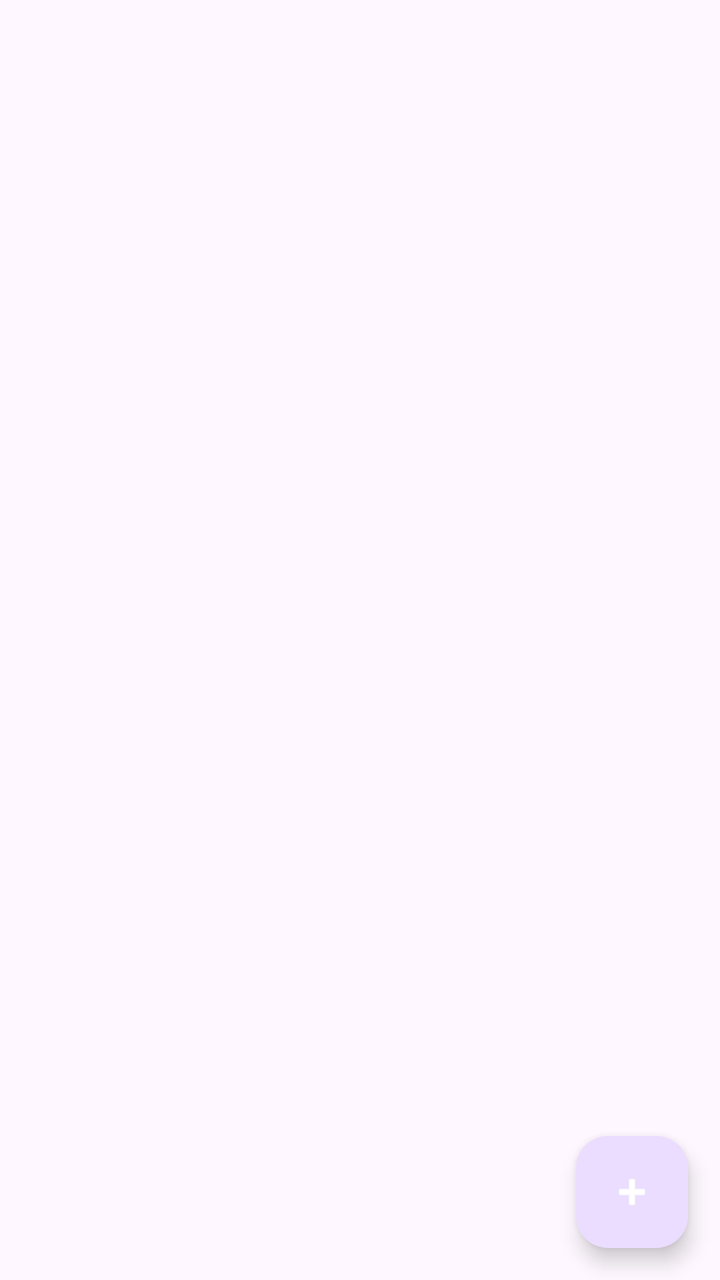
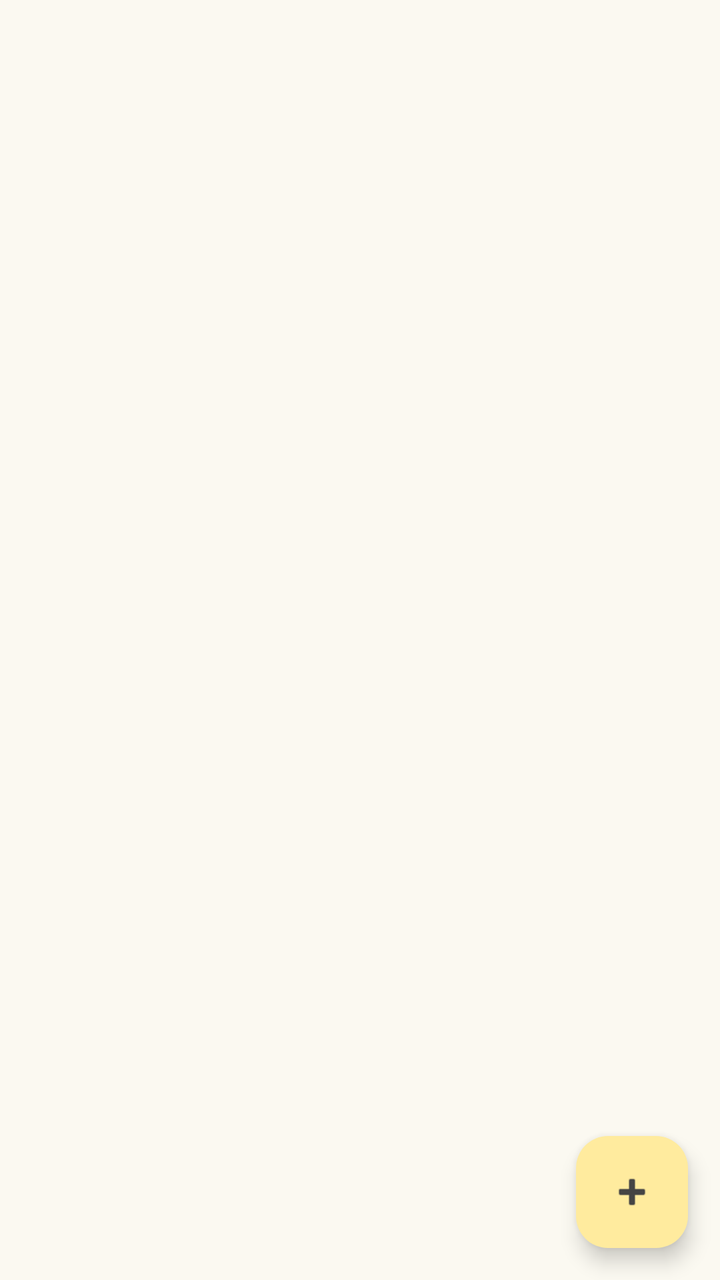

An Android layout rendered at two revisions. The XML below is the earlier revision; the diff shows what the commit changed to produce the second picture.
<!-- AndroidManifest.xml: application theme Theme.ToDoNote -->
<!-- res/layout/fragment_memo.xml -->
<?xml version="1.0" encoding="utf-8"?>
<androidx.coordinatorlayout.widget.CoordinatorLayout xmlns:android="http://schemas.android.com/apk/res/android"
    xmlns:app="http://schemas.android.com/apk/res-auto"
    android:layout_width="match_parent"
    android:layout_height="match_parent">

    <androidx.constraintlayout.widget.ConstraintLayout
        android:id="@+id/memo_content"
        android:layout_width="match_parent"
        android:layout_height="match_parent">

        <androidx.recyclerview.widget.RecyclerView
            android:id="@+id/recycler_memo"
            android:layout_width="0dp"
            android:layout_height="0dp"
            android:padding="8dp"
            app:layout_constraintBottom_toBottomOf="parent"
            app:layout_constraintEnd_toEndOf="parent"
            app:layout_constraintStart_toStartOf="parent"
            app:layout_constraintTop_toTopOf="parent" />

    </androidx.constraintlayout.widget.ConstraintLayout>

    <com.google.android.material.floatingactionbutton.FloatingActionButton
        android:id="@+id/fab_memo"
        android:layout_width="wrap_content"
        android:layout_height="wrap_content"
        android:layout_gravity="bottom|end"
        android:layout_margin="16dp"
        android:src="@android:drawable/ic_input_add"
        app:tint="@android:color/white" />

    <com.google.android.material.card.MaterialCardView
        android:id="@+id/memo_input_container"
        android:layout_width="match_parent"
        android:layout_height="wrap_content"
        android:layout_gravity="bottom"
        android:layout_margin="8dp"
        android:visibility="gone"
        app:cardCornerRadius="12dp"
        app:cardElevation="12dp"
        app:cardBackgroundColor="?attr/colorSurface"
        app:layout_behavior="@string/hide_bottom_view_on_scroll_behavior">

    <LinearLayout
        android:layout_width="match_parent"
        android:layout_height="wrap_content"
        android:orientation="horizontal"
        android:paddingStart="12dp"
        android:paddingEnd="12dp"
        android:paddingTop="15dp"
        android:paddingBottom="8dp"
        android:gravity="center_vertical">

        <ImageButton
            android:id="@+id/btn_memo_cancel"
            android:layout_width="24dp"
            android:layout_height="24dp"
            android:src="@drawable/ic_close"
            android:background="?attr/selectableItemBackgroundBorderless"
            android:contentDescription="취소"
            android:padding="2dp"
            android:tint="?attr/colorOnSurfaceVariant"
            android:scaleType="fitCenter" />

        <LinearLayout
            android:layout_width="0dp"
            android:layout_height="wrap_content"
            android:layout_weight="1"
            android:layout_marginStart="4.5dp"
            android:layout_marginEnd="4.5dp"
            android:orientation="vertical">

            <com.google.android.material.textfield.TextInputLayout
                android:layout_width="match_parent"
                android:layout_height="wrap_content"
                android:paddingStart="0dp"
                android:paddingEnd="0dp"
                app:boxStrokeWidth="0dp"
                app:boxStrokeWidthFocused="0dp"
                app:hintEnabled="false">

                <com.google.android.material.textfield.TextInputEditText
                    android:id="@+id/et_memo_input"
                    android:layout_width="match_parent"
                    android:layout_height="wrap_content"
                    android:inputType="textMultiLine"
                    android:maxLines="5"
                    android:minLines="1"
                    android:gravity="top|start"
                    android:scrollbars="vertical"
                    android:hint="메모 입력"
                    android:paddingStart="0dp"
                    android:paddingEnd="0dp"
                    android:paddingTop="0dp"
                    android:paddingBottom="0dp" />

            </com.google.android.material.textfield.TextInputLayout>

            <View
                android:layout_width="match_parent"
                android:layout_height="1dp"
                android:background="?attr/colorOutline" />

        </LinearLayout>

        <com.google.android.material.button.MaterialButton
            android:id="@+id/btn_memo_save"
            android:layout_width="wrap_content"
            android:layout_height="wrap_content"
            android:text="저장"
            android:minWidth="0dp"
            android:paddingStart="16dp"
            android:paddingEnd="16dp" />

    </LinearLayout>

    </com.google.android.material.card.MaterialCardView>

</androidx.coordinatorlayout.widget.CoordinatorLayout>
<!-- resources referenced by this layout -->
<resources>
  <!-- drawable ic_close (drawable) -->
  <?xml version="1.0" encoding="utf-8"?>
  <vector xmlns:android="http://schemas.android.com/apk/res/android"
      android:width="24dp"
      android:height="24dp"
      android:viewportWidth="24"
      android:viewportHeight="24">
      <path
          android:fillColor="#FF000000"
          android:pathData="M19,6.41L17.59,5 12,10.59 6.41,5 5,6.41 10.59,12 5,17.59 6.41,19 12,13.41 17.59,19 19,17.59 13.41,12z"/>
  </vector>
  <style name="Theme.ToDoNote" parent="Base.Theme.ToDoNote" />
  <style name="Base.Theme.ToDoNote" parent="Theme.Material3.DayNight.NoActionBar">
          
          
      </style>
</resources>

<!-- the commit's change to res/layout/fragment_memo.xml (unified diff, before → after) -->
@@ -2,7 +2,8 @@
 <androidx.coordinatorlayout.widget.CoordinatorLayout xmlns:android="http://schemas.android.com/apk/res/android"
     xmlns:app="http://schemas.android.com/apk/res-auto"
     android:layout_width="match_parent"
-    android:layout_height="match_parent">
+    android:layout_height="match_parent"
+    android:background="@color/color_background">
 
     <androidx.constraintlayout.widget.ConstraintLayout
         android:id="@+id/memo_content"
@@ -28,7 +29,8 @@
         android:layout_gravity="bottom|end"
         android:layout_margin="16dp"
         android:src="@android:drawable/ic_input_add"
-        app:tint="@android:color/white" />
+        app:backgroundTint="@color/color_accent"
+        app:tint="@color/color_text_dark" />
 
     <com.google.android.material.card.MaterialCardView
         android:id="@+id/memo_input_container"
@@ -39,7 +41,7 @@
         android:visibility="gone"
         app:cardCornerRadius="12dp"
         app:cardElevation="12dp"
-        app:cardBackgroundColor="?attr/colorSurface"
+        app:cardBackgroundColor="@color/white"
         app:layout_behavior="@string/hide_bottom_view_on_scroll_behavior">
 
     <LinearLayout
@@ -78,7 +80,8 @@
                 android:paddingEnd="0dp"
                 app:boxStrokeWidth="0dp"
                 app:boxStrokeWidthFocused="0dp"
-                app:hintEnabled="false">
+                app:hintEnabled="false"
+                app:boxBackgroundColor="@color/white">
 
                 <com.google.android.material.textfield.TextInputEditText
                     android:id="@+id/et_memo_input"
@@ -90,6 +93,7 @@
                     android:gravity="top|start"
                     android:scrollbars="vertical"
                     android:hint="메모 입력"
+                    android:background="@color/white"
                     android:paddingStart="0dp"
                     android:paddingEnd="0dp"
                     android:paddingTop="0dp"
<!-- resource entries referenced after the edit -->
@@ -1,5 +1,9 @@
 <!-- resources referenced by this layout -->
 <resources>
+  <color name="color_accent">#FFEB9E</color>
+  <color name="color_background">#FBF9F1</color>
+  <color name="color_text_dark">#444444</color>
+  <color name="white">#FFFFFFFF</color>
   <!-- drawable ic_close (drawable) -->
   <?xml version="1.0" encoding="utf-8"?>
   <vector xmlns:android="http://schemas.android.com/apk/res/android"
@@ -14,7 +18,44 @@
   <style name="Theme.ToDoNote" parent="Base.Theme.ToDoNote" />
   <style name="Base.Theme.ToDoNote" parent="Theme.Material3.DayNight.NoActionBar">
           
+          <item name="colorPrimary">@color/color_primary</item>
+          <item name="colorPrimaryDark">@color/color_primary_dark</item>
+          <item name="colorPrimaryVariant">@color/color_primary_light</item>
           
+          
+          <item name="colorSecondary">@color/color_secondary</item>
+          <item name="colorSecondaryVariant">@color/color_secondary_dark</item>
+          
+          
+          <item name="android:colorBackground">@color/color_background</item>
+          <item name="colorSurface">@color/color_surface</item>
+          
+          
+          <item name="android:textColorPrimary">@color/color_text_dark</item>
+          <item name="android:textColorSecondary">@color/color_text_medium</item>
+          <item name="colorOnPrimary">@color/white</item>
+          <item name="colorOnSecondary">@color/color_text_dark</item>
+          <item name="colorOnBackground">@color/color_text_dark</item>
+          <item name="colorOnSurface">@color/color_text_dark</item>
+          <item name="colorOnSurfaceVariant">@color/color_text_medium</item>
+          
+          
+          <item name="colorAccent">@color/color_accent</item>
+          
+          
+          <item name="colorOutline">@color/color_outline</item>
+          
+          
+          <item name="android:statusBarColor">@android:color/black</item>
+          <item name="android:windowLightStatusBar">false</item>
       </style>
+  <color name="color_primary">#A0D9C8</color>
+  <color name="color_primary_dark">#7DB8A5</color>
+  <color name="color_primary_light">#C8E8DC</color>
+  <color name="color_secondary">#F0D5C9</color>
+  <color name="color_secondary_dark">#E0B5A3</color>
+  <color name="color_surface">#FFFFFF</color>
+  <color name="color_text_medium">#666666</color>
+  <color name="color_outline">#333333</color>
 </resources>
 
